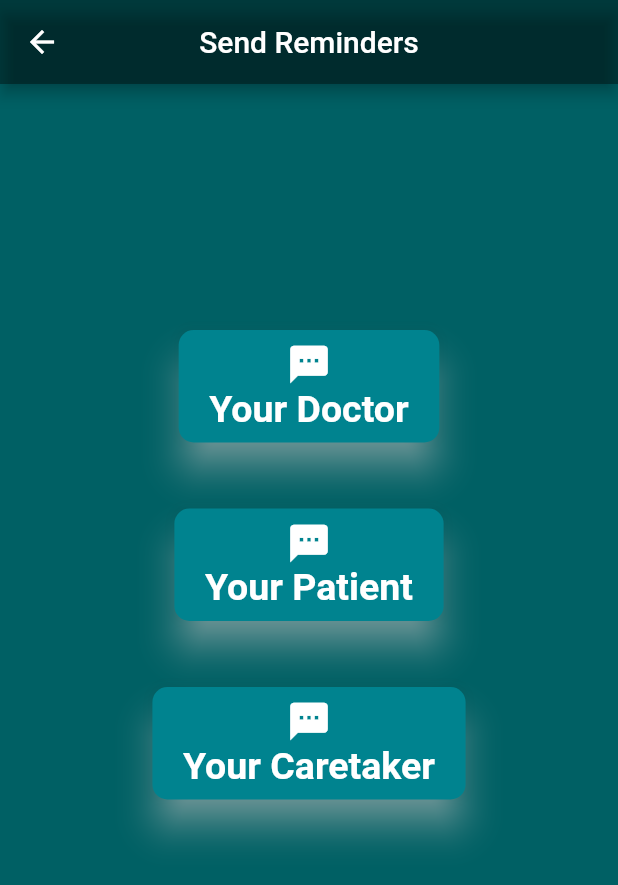
After one commit to clary09/Obliviate, a Flutter app: the HealthScreen screen opened directly, after a tap on the "message" icon, on a phone screen of 412 x 824 dp. The commit adds this screen. Shown: the top 885 px of the screen. Run offline on Flutter 3.47's test engine with Material 2 defaults, Android fonts, the phone set to English and light mode, and no system bars; our stand-ins replace audioplayers, cloud_firestore, expandable, firebase_auth, firebase_core, fluttertoast and 2 more; missing offline and left inert: flutter_phone_direct_caller, to_do_list_obliviate; accounts and stored records are empty.

Commit message:
added message reminder

```diff
--- a/lib/main.dart
+++ b/lib/main.dart
@@ -18,6 +18,7 @@ class MyApp extends StatelessWidget {
   @override
   Widget build(BuildContext context) {
     return MaterialApp(
+      debugShowCheckedModeBanner: false,
       title: 'mY APP',
       theme: ThemeData(
 
--- a/lib/model/doctor_model.dart
+++ b/lib/model/doctor_model.dart
@@ -33,7 +33,7 @@ final doc = [Doctor(
   ),
   Doctor(
     name: "Dr Yash ",
-    img: 'assets/doctor/doc.png',
+    img: 'assets/doctor/doc2.png',
     tt: "Dietician",
     cal: "4.4",
     num: "919835049789",
--- /dev/null
+++ b/lib/model/message_model.dart
@@ -0,0 +1,21 @@
+class Reminder{
+  late final String name,call;
+  Reminder({required this.name,
+    required this.call,});
+}
+final reminder = [Reminder(
+name: " Your Doctor ",
+  call: "9835049071",
+
+),
+  Reminder(
+    name: " Your Patient ",
+    call: "7846574989",
+
+  ),
+  Reminder(
+    name: " Your Caretaker ",
+    call: "8835059071",
+
+  ),
+];
--- a/lib/screens/health.dart
+++ b/lib/screens/health.dart
@@ -1,6 +1,7 @@
 import 'package:flutter/material.dart';
 import 'package:obliviate_app/screens/curescreen.dart';
 import 'package:obliviate_app/screens/home.dart';
+import 'package:obliviate_app/screens/message.dart';
 import 'package:obliviate_app/screens/notScreen.dart';
 import 'package:obliviate_app/screens/nutriton.dart';
 
@@ -20,6 +21,16 @@ class _HealthScreenState extends State<HealthScreen> {
     return Scaffold(
       // backgroundColor: Colors.cyan[50],
       backgroundColor: Colors.cyan[900],
+      floatingActionButtonLocation: FloatingActionButtonLocation.miniEndFloat,
+      floatingActionButton: FloatingActionButton(
+        onPressed: ()  {
+          Navigator.push(context, MaterialPageRoute(builder: (context) => MessageScreen()));
+
+          // logout(context);
+        },
+        backgroundColor: Colors.white38,
+        child: const Icon(Icons.message),
+      ),
       appBar: AppBar(
         backgroundColor: Colors.black38,
         leading: IconButton(
--- /dev/null
+++ b/lib/screens/message.dart
@@ -0,0 +1,91 @@
+import 'package:flutter/material.dart';
+import 'package:obliviate_app/model/message_model.dart';
+import 'package:url_launcher/url_launcher.dart';
+class MessageScreen extends StatefulWidget {
+
+
+  const MessageScreen({Key? key,}) : super(key: key);
+
+
+  @override
+  _MessageScreenState createState() => _MessageScreenState();
+}
+
+class _MessageScreenState extends State<MessageScreen> {
+
+  @override
+  Widget build(BuildContext context) {
+
+
+    return Scaffold(
+
+      backgroundColor: Colors.cyan[900],
+      appBar: AppBar(
+        backgroundColor: Colors.black38,
+        // backgroundColor: Colors.cyan[800],
+        title: Text("Send Reminders",), centerTitle: true,foregroundColor: Colors.white,
+      ),
+      body: Padding(
+        padding: const EdgeInsets.all(82.0),
+        child: Column(
+          crossAxisAlignment: CrossAxisAlignment.stretch,
+          children: <Widget>[
+
+           Padding(padding: EdgeInsets.all(35)),
+
+
+            for(int i=0; i<reminder.length; i++)
+              MsgCard( reminder : reminder[i] ),
+
+
+
+          ],
+
+        ),
+      ),
+    );
+  }
+}
+
+
+class MsgCard extends StatelessWidget {
+  final Reminder reminder;
+  const MsgCard({Key? key,required this.reminder}) : super(key: key);
+
+  @override
+  Widget build(BuildContext context) {
+    return TextButton(onPressed: () => launch("sms:${reminder.call}"), child: Container(
+      child: Container(
+
+        child:Column(
+          children: [
+            Card(
+
+              color: Colors.cyan[800],
+              shadowColor: Colors.white,
+              elevation: 10,
+              shape: RoundedRectangleBorder(
+                borderRadius: BorderRadius.circular(10),
+              ),
+
+
+              child: Padding(
+                padding: const EdgeInsets.all(8.0),
+                child: Column(
+
+                children: [
+                  Icon(Icons.sms,size: 30,color: Colors.white,),
+                  Text(" ${reminder.name} " ,
+                    style: TextStyle(fontSize: 25,color:Colors.white,
+                      fontWeight: FontWeight.bold),),
+                ],
+            ),
+              ),
+      ),
+            SizedBox(height: 20,),
+          ],
+        ),
+      ),
+    ));
+  }
+}
--- a/lib/screens/phone.dart
+++ b/lib/screens/phone.dart
@@ -156,6 +156,7 @@ class _DocCard extends StatelessWidget {
                       ),
                           Row(
                             children: [
+                              IconButton( icon:Icon(Icons.sms),  onPressed: () => launch("sms:${doc.num}")),
                               IconButton(icon: Icon(Icons.call), onPressed: () async {
                                 launch('tel://${doc.num}');
                                 await FlutterPhoneDirectCaller.callNumber(doc.num);
@@ -163,6 +164,7 @@ class _DocCard extends StatelessWidget {
                               IconButton(icon: Icon(Icons.mail), onPressed: _sendEmail
 
                               ,),
+
 
                             ],
                           ),
--- a/lib/screens/precautions.dart
+++ b/lib/screens/precautions.dart
@@ -1,5 +1,6 @@
 import 'package:flutter/material.dart';
 import 'package:obliviate_app/screens/home.dart';
+import 'package:obliviate_app/screens/phone.dart';
 class PrecautionScreen extends StatefulWidget {
   const PrecautionScreen({Key? key}) : super(key: key);
 
@@ -16,11 +17,12 @@ class _PrecautionScreenState extends State<PrecautionScreen> {
       floatingActionButton: FloatingActionButton(
         onPressed: () {
           Navigator.push(context, MaterialPageRoute(
-              builder: (context) => HomeScreen()));
+              builder: (context) => PhoneScreen()));
         },
         backgroundColor: Colors.blue[200],
-        child: const Icon(Icons.arrow_back,color: Colors.black,),
+        child: const Icon(Icons.medication,color: Colors.black,size: 35,),
       ),
+
       backgroundColor: Colors.blue[100],
       body: Stack(
         children:<Widget> [
```
Also changed, not shown: lib/screens/curescreen.dart (+20 -10 lines), lib/screens/help.dart (+1 -70 lines), lib/screens/home.dart (+6 -2 lines), lib/screens/notScreen.dart (+19 -18 lines).
